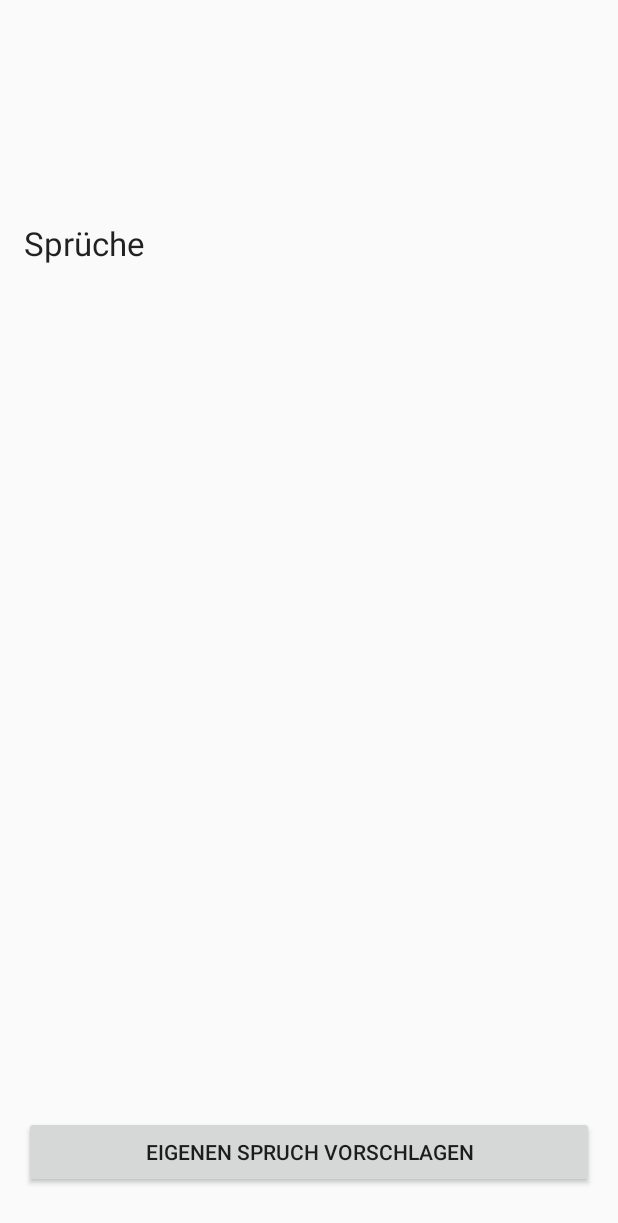
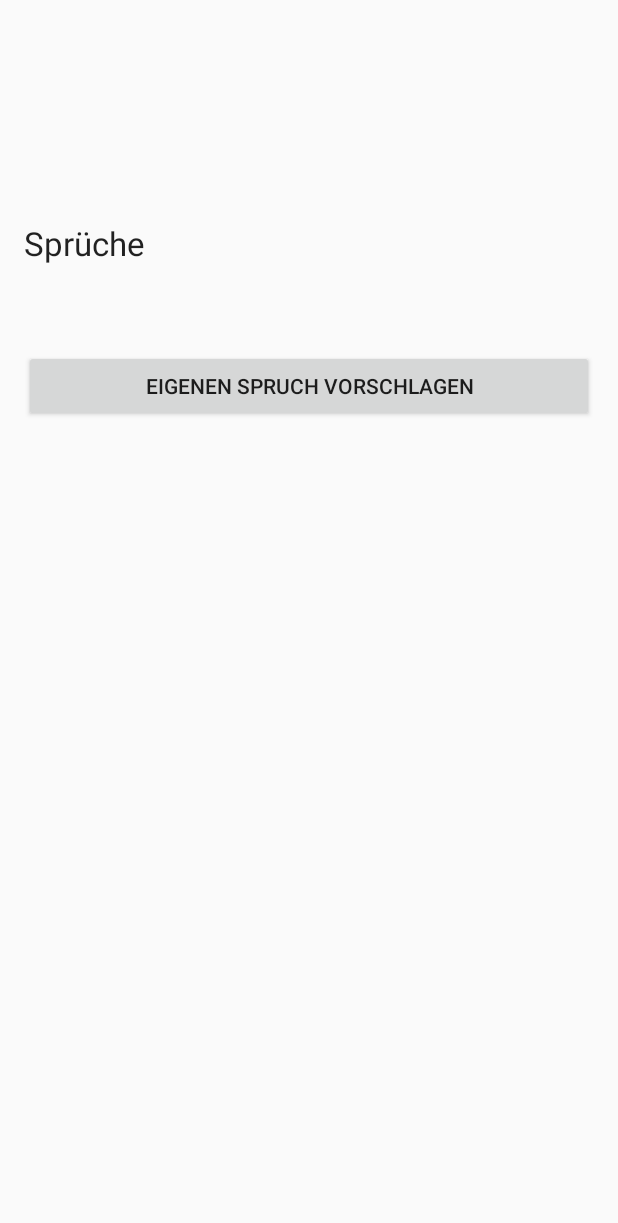
Before and after one commit to gisbertamm/kfz-kennzeichen, an Android app: the layout fragment_result.xml on its own in the app's theme, with its tools: preview values and no code run, on a phone screen of 412 x 824 dp. Shown: the top 1223 px of the screen. Run offline under Robolectric (Android 15) with nearby library versions, the phone set to English and light mode, and no system bars.

Commit message:
repaired layout

```diff
--- a/app/src/main/res/layout/fragment_result.xml
+++ b/app/src/main/res/layout/fragment_result.xml
@@ -1,5 +1,9 @@
 <?xml version="1.0" encoding="utf-8"?>
-<RelativeLayout xmlns:android="http://schemas.android.com/apk/res/android"
+<ScrollView xmlns:android="http://schemas.android.com/apk/res/android"
+    android:layout_width="match_parent"
+    android:layout_height="wrap_content">
+
+    <RelativeLayout
         android:layout_width="match_parent"
         android:layout_height="match_parent"
         android:padding="16dp">
@@ -65,9 +69,10 @@
             android:id="@+id/button_propose_joke"
             android:layout_width="match_parent"
             android:layout_height="wrap_content"
-        android:layout_alignParentBottom="true"
+            android:layout_below="@+id/result_jokes"
             android:layout_centerHorizontal="true"
+            android:layout_marginBottom="16dp"
             android:layout_marginTop="16dp"
-        android:layout_marginBottom="16dp"
             android:text="@string/button_propose_joke" />
     </RelativeLayout>
+</ScrollView>
```
Lines whose indentation alone changed are shown as unchanged.
